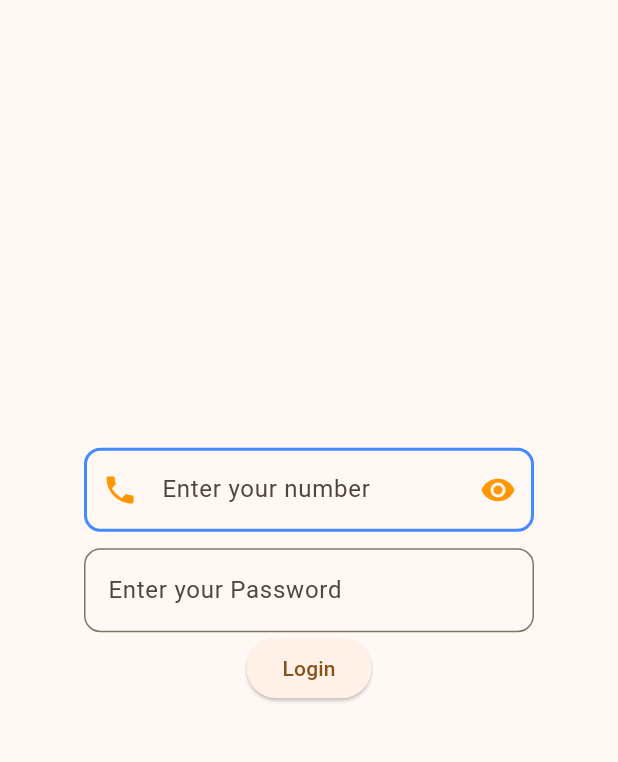
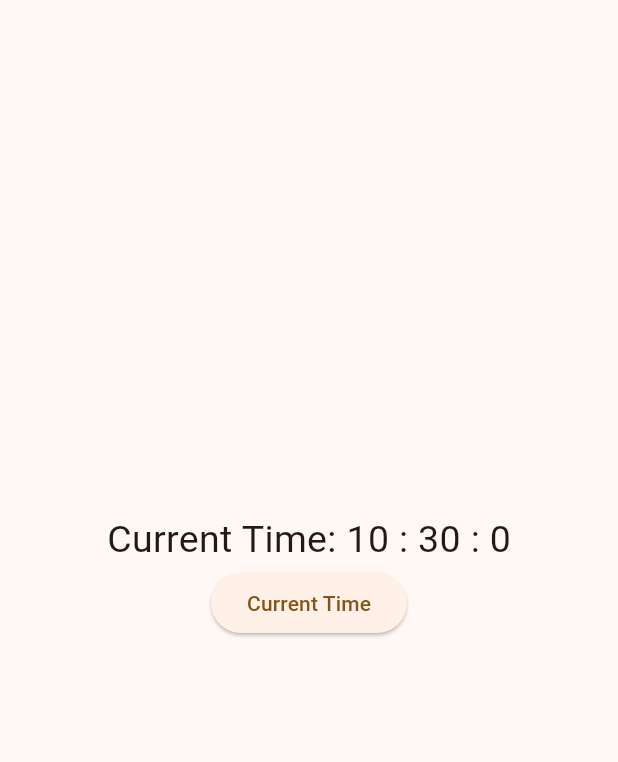
Before and after one commit to Vermasaiyam/my_app, a Flutter app: the screen it shows after launch, on a phone screen of 412 x 824 dp, the part 84-846 px from its top. Run offline on Flutter 3.47's test engine with Material 3 defaults, Android fonts, the phone set to English and light mode, and no system bars.

Commit message:
current date and time

```diff
--- a/lib/main.dart
+++ b/lib/main.dart
@@ -42,6 +42,7 @@ class _MyHomePageState extends State<MyHomePage> {
   Widget build(BuildContext context) {
 
     var arrNames = ['1', '2', '3', '4', '5'];
+    var time = DateTime.now();
 
     return Scaffold(
       appBar: AppBar(
@@ -49,78 +50,105 @@ class _MyHomePageState extends State<MyHomePage> {
         title: Text(widget.title),
       ),
 
-      // textField
+      // current date and time
+
       body: Center(
         child: Container(
-          width: 300,
+          width: 400,
           child: Column(
             mainAxisAlignment: MainAxisAlignment.center,
             children: [
-              TextField(
-                keyboardType: TextInputType.phone,
-                controller: emailText,
-                // enabled: false,
-                decoration: InputDecoration(
-                  hintText: 'Enter your number',
-                  focusedBorder: OutlineInputBorder(
-                    borderRadius: BorderRadius.circular(11),
-                    borderSide: BorderSide(
-                      color: Colors.deepOrange,
-                      width: 2,
-                    )
-                  ),
-                  enabledBorder: OutlineInputBorder(
-                    borderRadius: BorderRadius.circular(11),
-                    borderSide: BorderSide(
-                      color: Colors.blueAccent,
-                      width: 2,
-                    )
-                  ),
-                  disabledBorder: OutlineInputBorder(
-                    borderRadius: BorderRadius.circular(11),
-                    borderSide: BorderSide(
-                      color: Colors.grey,
-                      width: 2,
-                    )
-                  ),
-                  // suffixText: "Username exists",
-                  suffixIcon: IconButton(
-                    onPressed: (){
-
-                    },
-                    icon: Icon(Icons.remove_red_eye, color: Colors.orange,),
-                  ),
-                  prefixIcon: Icon(Icons.phone, color: Colors.orange,),
-                ),
-              ),
-              Container(height: 11,),
-              TextField(
-                controller: passText,
-                obscureText: true,
-                obscuringCharacter: '*',
-                decoration: InputDecoration(
-                  hintText: 'Enter your Password',
-                  border: OutlineInputBorder(
-                  borderRadius: BorderRadius.circular(11),
-                  borderSide: BorderSide(
-                    color: Colors.deepOrange,
-                  )
-                  )
-                ),
-              ),
+              Text("Current Time: ${time.hour} : ${time.minute} : ${time.second}", style: TextStyle(fontSize: 25),),
               ElevatedButton(
                 onPressed: (){
-                  String uEmail = emailText.text.toString();
-                  String uPass = passText.text.toString();
+                  setState(() {
 
-                  print("Email: $uEmail, Password: $uPass");
+                  });
                 },
-                child: Text("Login"),
+                child: Text("Current Time"),
               )
             ],
-          )
-        )
+          ),
+        ),
       ),
+
+
+
+
+
+      // textField
+
+      // body: Center(
+      //   child: Container(
+      //     width: 300,
+      //     child: Column(
+      //       mainAxisAlignment: MainAxisAlignment.center,
+      //       children: [
+      //         TextField(
+      //           keyboardType: TextInputType.phone,
+      //           controller: emailText,
+      //           // enabled: false,
+      //           decoration: InputDecoration(
+      //             hintText: 'Enter your number',
+      //             focusedBorder: OutlineInputBorder(
+      //               borderRadius: BorderRadius.circular(11),
+      //               borderSide: BorderSide(
+      //                 color: Colors.deepOrange,
+      //                 width: 2,
+      //               )
+      //             ),
+      //             enabledBorder: OutlineInputBorder(
+      //               borderRadius: BorderRadius.circular(11),
+      //               borderSide: BorderSide(
+      //                 color: Colors.blueAccent,
+      //                 width: 2,
+      //               )
+      //             ),
+      //             disabledBorder: OutlineInputBorder(
+      //               borderRadius: BorderRadius.circular(11),
+      //               borderSide: BorderSide(
+      //                 color: Colors.grey,
+      //                 width: 2,
+      //               )
+      //             ),
+      //             // suffixText: "Username exists",
+      //             suffixIcon: IconButton(
+      //               onPressed: (){
+      //
+      //               },
+      //               icon: Icon(Icons.remove_red_eye, color: Colors.orange,),
+      //             ),
+      //             prefixIcon: Icon(Icons.phone, color: Colors.orange,),
+      //           ),
+      //         ),
+      //         Container(height: 11,),
+      //         TextField(
+      //           controller: passText,
+      //           obscureText: true,
+      //           obscuringCharacter: '*',
+      //           decoration: InputDecoration(
+      //             hintText: 'Enter your Password',
+      //             border: OutlineInputBorder(
+      //             borderRadius: BorderRadius.circular(11),
+      //             borderSide: BorderSide(
+      //               color: Colors.deepOrange,
+      //             )
+      //             )
+      //           ),
+      //         ),
+      //         ElevatedButton(
+      //           onPressed: (){
+      //             String uEmail = emailText.text.toString();
+      //             String uPass = passText.text.toString();
+      //
+      //             print("Email: $uEmail, Password: $uPass");
+      //           },
+      //           child: Text("Login"),
+      //         )
+      //       ],
+      //     )
+      //   )
+      // ),
 
 
 
```
